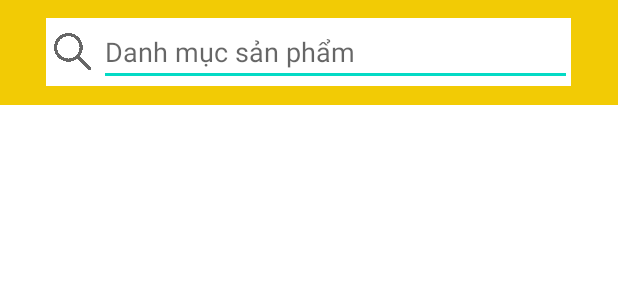
After one commit to yenhk1305/PnU_Application, an Android app: the layout fragment_category.xml on its own in the app's theme, with its tools: preview values and no code run, on a phone screen of 412 x 824 dp. The commit adds this screen. Shown: the top 300 px of the screen. Run offline under Robolectric (Android 15) with nearby library versions, the phone set to English and light mode, and no system bars.

Commit message:
Danh mục sản phẩm

```diff
--- /dev/null
+++ b/app/src/main/res/layout/fragment_category.xml
@@ -0,0 +1,40 @@
+<LinearLayout xmlns:android="http://schemas.android.com/apk/res/android"
+    xmlns:tools="http://schemas.android.com/tools"
+    android:layout_width="match_parent"
+    android:layout_height="match_parent"
+    tools:context="com.example.fragment.CategoryFragment">
+
+    <LinearLayout
+        android:layout_width="match_parent"
+        android:layout_height="70dp"
+        android:background="@color/primary_yellow"
+        android:gravity="center">
+
+        <TableLayout
+            android:layout_width="350dp"
+            android:layout_height="wrap_content"
+            android:layout_gravity="center"
+            android:background="@color/white">
+
+            <TableRow>
+
+                <ImageView
+                    android:layout_width="35dp"
+                    android:layout_height="35dp"
+                    android:src="@drawable/search_icon"
+                    android:padding="5dp"
+                    android:layout_gravity="center_vertical"/>
+
+                <EditText
+                    android:layout_width="315dp"
+                    android:layout_height="wrap_content"
+                    android:hint="@string/danh_muc_san_pham"/>
+            </TableRow>
+
+        </TableLayout>
+
+    </LinearLayout>
+
+
+
+</LinearLayout>
--- a/app/src/main/res/values-night/themes.xml
+++ b/app/src/main/res/values-night/themes.xml
@@ -1,6 +1,6 @@
 <resources xmlns:tools="http://schemas.android.com/tools">
     <!-- Base application theme. -->
-    <style name="Theme.PnU_Application" parent="Theme.MaterialComponents.DayNight.DarkActionBar">
+    <style name="Theme.PnU_Application" parent="Theme.MaterialComponents.DayNight.NoActionBar">
         <!-- Primary brand color. -->
         <item name="colorPrimary">@color/purple_200</item>
         <item name="colorPrimaryVariant">@color/purple_700</item>
--- a/app/src/main/res/values/strings.xml
+++ b/app/src/main/res/values/strings.xml
@@ -13,4 +13,7 @@
         <item>5 loại thức ăn cho mèo mang thai đầy đủ dinh dưỡng cần thiết</item>
         <item>5 điều cần biết khi mua thức ăn cho mèo</item>
     </string-array>
+    <!-- TODO: Remove or change this placeholder text -->
+    <string name="hello_blank_fragment">Hello blank fragment</string>
+    <string name="danh_muc_san_pham">Danh mục sản phẩm</string>
 </resources>
```
Also changed, not shown: app/src/main/java/com/example/fragment/CategoryFragment.java (added, +66 -0 lines), app/src/main/res/layout/activity_main.xml (+8 -1 lines), app/src/main/res/drawable/back_icon.png (added), app/src/main/res/drawable/search_icon.png (added).
